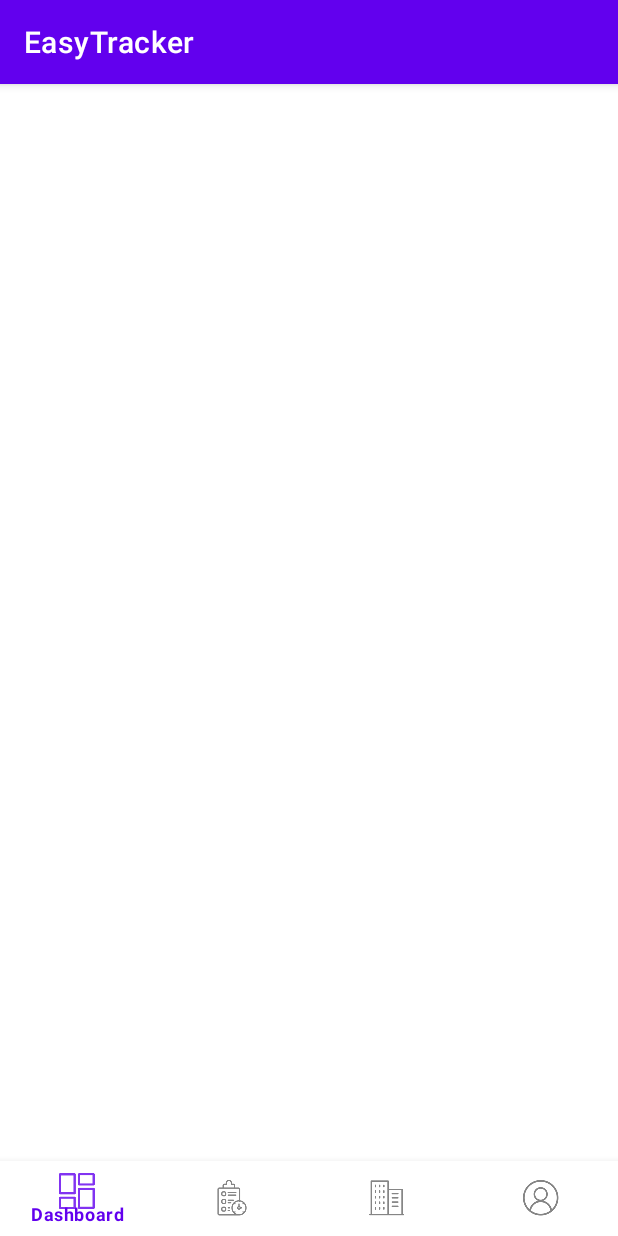
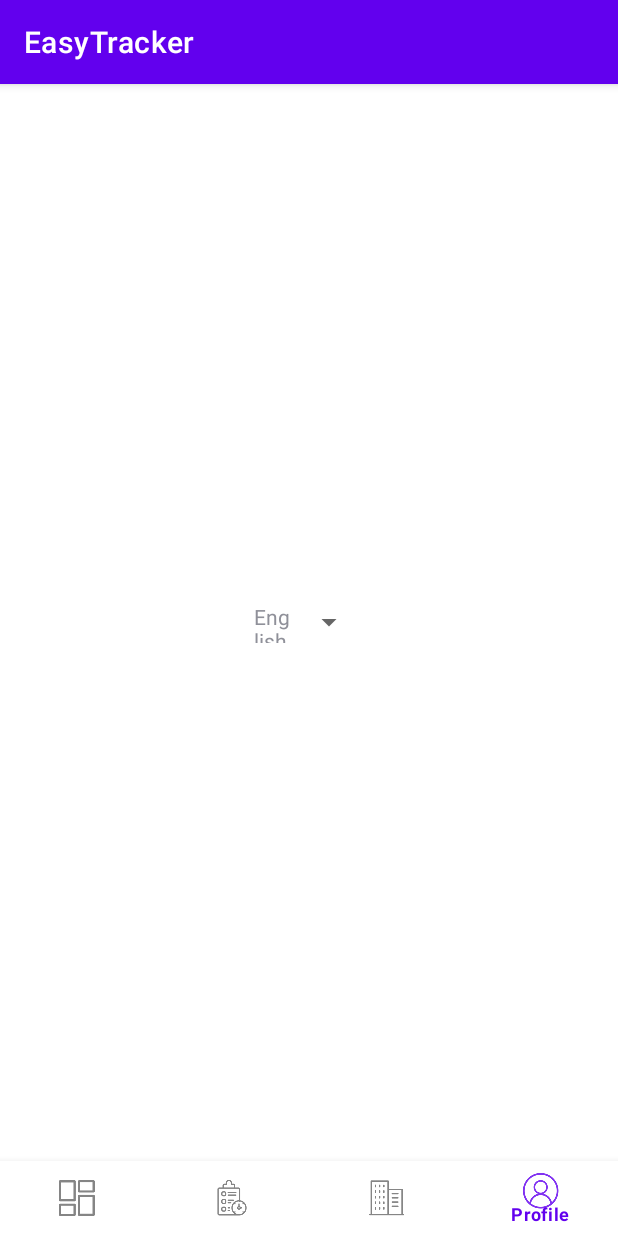
Before and after one commit to rima1005/Team_16, an Android app: the HomeActivity screen opened directly, with no data from a screen before it, on a phone screen of 412 x 824 dp. Run offline under Robolectric (Android 15) with nearby library versions, the light colour scheme and no system bars.

Commit message:
ET-145 Multiple Language Support (changeable on Start + Profile screen), added stub for russian strings.xml [PO,ZM]

```diff
--- a/app/src/main/java/team16/easytracker/HomeActivity.kt
+++ b/app/src/main/java/team16/easytracker/HomeActivity.kt
@@ -9,6 +9,8 @@ class HomeActivity : AppCompatActivity() {
     override fun onCreate(savedInstanceState: Bundle?) {
         super.onCreate(savedInstanceState)
         setContentView(R.layout.homeactivity)
+
+        MyApplication.updateResources(this)
 
         val dashboardFragment=Dashboard()
         val trackingsFragment=Trackings()
@@ -27,7 +29,7 @@ class HomeActivity : AppCompatActivity() {
             }
             true
         }
-
+        bottomNavigationView.selectedItemId = R.id.profile
     }
 
     private fun setCurrentFragment(fragment: Fragment)=
--- a/app/src/main/java/team16/easytracker/LoginActivity.kt
+++ b/app/src/main/java/team16/easytracker/LoginActivity.kt
@@ -26,6 +26,8 @@ class LoginActivity : AppCompatActivity() {
     override fun onCreate(savedInstanceState: Bundle?) {
         super.onCreate(savedInstanceState)
         setContentView(R.layout.loginactivity)
+
+        MyApplication.updateResources(this)
 
         btnLogin = findViewById(R.id.btnLogin)
 
--- a/app/src/main/java/team16/easytracker/MainActivity.kt
+++ b/app/src/main/java/team16/easytracker/MainActivity.kt
@@ -4,11 +4,17 @@ import android.content.Intent
 import androidx.appcompat.app.AppCompatActivity
 import android.os.Bundle
 import android.widget.Button
+import android.widget.Spinner
 
 class MainActivity : AppCompatActivity() {
     override fun onCreate(savedInstanceState: Bundle?) {
         super.onCreate(savedInstanceState)
+        MyApplication.updateResources(this)
         setContentView(R.layout.activity_main)
+
+        val languageSpinner = findViewById<Spinner>(R.id.spLanguage)
+
+        MyApplication.initLanguageSpinner(languageSpinner, this)
 
         val btnLogin = findViewById<Button>(R.id.btnLogin)
         val btnRegister = findViewById<Button>(R.id.btnRegister)
--- a/app/src/main/java/team16/easytracker/MyApplication.kt
+++ b/app/src/main/java/team16/easytracker/MyApplication.kt
@@ -1,8 +1,17 @@
 package team16.easytracker
 
+import android.R
+import android.app.Activity
 import android.app.Application
 import android.content.Context
+import android.util.Log
+import android.view.View
+import android.widget.AdapterView
+import android.widget.Spinner
+import team16.easytracker.adapters.MapSpinnerAdapter
 import team16.easytracker.model.Worker
+import java.util.*
+
 
 class MyApplication : Application() {
 
@@ -13,8 +22,52 @@ class MyApplication : Application() {
 
     companion object {
         var loggedInWorker : Worker? = null
+        val languageList = mapOf(
+            "en" to "English",
+            "ru" to "Russian"
+        )
+        var currentLanguage = "en"
         lateinit var instance: MyApplication
             private set
+
+        fun changeLanguage(activity: Activity, language: String) {
+            if(language != currentLanguage) {
+                Log.d("LanguageChanged", language)
+                currentLanguage = language
+                updateResources(activity.applicationContext)
+                activity.finish()
+                activity.startActivity(activity.intent)
+            }
+        }
+
+        @Suppress("DEPRECATION") // TODO: sorry :(
+        fun updateResources(context: Context) {
+            val locale = Locale(currentLanguage)
+            Locale.setDefault(locale)
+            val resources = context.resources
+            val configuration = resources.configuration
+            configuration.setLocale(locale)
+            context.resources.updateConfiguration(configuration, context.resources.displayMetrics)
+        }
+
+        fun initLanguageSpinner(spinner: Spinner, activity: Activity) {
+            spinner.adapter = MapSpinnerAdapter(activity.applicationContext,
+                R.layout.simple_spinner_dropdown_item,
+                languageList
+            )
+
+            spinner.setSelection(languageList.keys.indexOf(currentLanguage))
+
+            spinner.onItemSelectedListener = object: AdapterView.OnItemSelectedListener {
+                override fun onNothingSelected(parent: AdapterView<*>?) {
+
+                }
+                override fun onItemSelected(parent: AdapterView<*>?, view: View?, position: Int, id: Long) {
+                    val selectedLanguage = parent?.getItemAtPosition(position)!!.toString()
+                    changeLanguage(activity, selectedLanguage)
+                }
+            }
+        }
     }
 
 }
--- a/app/src/main/java/team16/easytracker/Profile.kt
+++ b/app/src/main/java/team16/easytracker/Profile.kt
@@ -1,10 +1,9 @@
 package team16.easytracker
 
 import android.os.Bundle
+import android.view.View
+import android.widget.Spinner
 import androidx.fragment.app.Fragment
-import android.view.LayoutInflater
-import android.view.View
-import android.view.ViewGroup
 
 // TODO: Rename parameter arguments, choose names that match
 // the fragment initialization parameters, e.g. ARG_ITEM_NUMBER
@@ -18,42 +17,10 @@ private const val ARG_PARAM2 = "param2"
  */
 class Profile : Fragment(R.layout.fragment_profile) {
     // TODO: Rename and change types of parameters
-    /*private var param1: String? = null
-    private var param2: String? = null
 
-    override fun onCreate(savedInstanceState: Bundle?) {
-        super.onCreate(savedInstanceState)
-        arguments?.let {
-            param1 = it.getString(ARG_PARAM1)
-            param2 = it.getString(ARG_PARAM2)
-        }
+    override fun onViewCreated(view: View, savedInstanceState: Bundle?) {
+        super.onViewCreated(view, savedInstanceState)
+        val languageSpinner = view.findViewById<Spinner>(R.id.spLanguage)
+        MyApplication.initLanguageSpinner(languageSpinner, requireActivity())
     }
-
-    override fun onCreateView(
-        inflater: LayoutInflater, container: ViewGroup?,
-        savedInstanceState: Bundle?
-    ): View? {
-        // Inflate the layout for this fragment
-        return inflater.inflate(R.layout.fragment_profile, container, false)
-    }
-
-    companion object {
-        /**
-         * Use this factory method to create a new instance of
-         * this fragment using the provided parameters.
-         *
-         * @param param1 Parameter 1.
-         * @param param2 Parameter 2.
-         * @return A new instance of fragment Profile.
-         */
-        // TODO: Rename and change types and number of parameters
-        @JvmStatic
-        fun newInstance(param1: String, param2: String) =
-            Profile().apply {
-                arguments = Bundle().apply {
-                    putString(ARG_PARAM1, param1)
-                    putString(ARG_PARAM2, param2)
-                }
-            }
-    }*/
 }
--- a/app/src/main/java/team16/easytracker/RegisterActivity.kt
+++ b/app/src/main/java/team16/easytracker/RegisterActivity.kt
@@ -49,6 +49,7 @@ class RegisterActivity : AppCompatActivity() {
     override fun onCreate(savedInstanceState: Bundle?) {
         super.onCreate(savedInstanceState)
         setContentView(R.layout.registeractivity)
+        MyApplication.updateResources(this)
 
         etTitle = findViewById(R.id.etTitle)
         etFirstName = findViewById(R.id.etFirstName)
--- /dev/null
+++ b/app/src/main/java/team16/easytracker/adapters/MapSpinnerAdapter.kt
@@ -0,0 +1,48 @@
+package team16.easytracker.adapters
+
+import android.content.Context
+import android.view.View
+import android.view.ViewGroup
+import android.widget.ArrayAdapter
+import android.widget.TextView
+
+
+/**
+ * Adapted from https://android-er.blogspot.com/2014/04/spinner-with-different-displat-text-and.html
+ */
+class MapSpinnerAdapter (
+    context: Context, textViewResourceId: Int,
+    private val map: Map<String, String>
+) : ArrayAdapter<String>(context, textViewResourceId, map.values.toList()) {
+
+    val keys: List<String> = map.keys.toList()
+
+    override fun getCount(): Int {
+        return map.keys.size
+    }
+
+    override fun getItem(position: Int): String {
+        return keys[position]
+    }
+
+    override fun getItemId(position: Int): Long {
+        return position.toLong()
+    }
+
+    override fun getView(position: Int, convertView: View?, parent: ViewGroup): View {
+        super.getView(position, convertView, parent)
+        val label = TextView(context)
+        label.text = map[keys[position]]!!
+        return label
+    }
+
+    override fun getDropDownView(
+        position: Int, convertView: View?,
+        parent: ViewGroup?
+    ): View {
+        super.getDropDownView(position, convertView, parent!!)
+        val label = TextView(context)
+        label.text = map[keys[position]]!!
+        return label
+    }
+}
--- a/app/src/main/res/layout/activity_main.xml
+++ b/app/src/main/res/layout/activity_main.xml
@@ -40,14 +40,13 @@
         android:layout_width="match_parent"
         android:layout_height="wrap_content"
         android:layout_marginHorizontal="10dp"
-        android:layout_marginTop="40dp"
         android:fontFamily="sans-serif-light"
         android:gravity="center_horizontal"
         android:text="EasyTracker"
         android:textColor="#ffffff"
         android:textSize="40sp"
-        app:layout_constraintTop_toTopOf="parent"
-        tools:layout_editor_absoluteX="9dp" />
+        tools:layout_editor_absoluteX="9dp"
+        tools:layout_editor_absoluteY="40dp" />
 
     <TextView
         android:id="@+id/tvStartScreenDescription"
@@ -64,4 +63,12 @@
         app:layout_constraintTop_toBottomOf="@+id/tvStartScreenEasyTracker"
         tools:layout_editor_absoluteX="10dp" />
 
+    <Spinner
+        android:id="@+id/spLanguage"
+        android:layout_width="74dp"
+        android:layout_height="27dp"
+        android:layout_marginTop="4dp"
+        app:layout_constraintEnd_toEndOf="@+id/tvStartScreenEasyTracker"
+        app:layout_constraintTop_toTopOf="parent" />
+
 </androidx.constraintlayout.widget.ConstraintLayout>
--- a/app/src/main/res/layout/fragment_profile.xml
+++ b/app/src/main/res/layout/fragment_profile.xml
@@ -6,15 +6,18 @@
     xmlns:app="http://schemas.android.com/apk/res-auto"
     tools:context=".Profile">
 
-    <!-- TODO: Update blank fragment layout -->
-    <LinearLayout
-        android:layout_width="match_parent"
-        android:layout_height="wrap_content"
-        android:orientation="vertical"
-        tools:ignore="MissingConstraints"
-        tools:layout_editor_absoluteX="0dp"
-        tools:layout_editor_absoluteY="0dp">
+   <androidx.constraintlayout.widget.ConstraintLayout
+       android:layout_width="match_parent"
+       android:layout_height="match_parent">
 
-    </LinearLayout>
+       <Spinner
+           android:id="@+id/spLanguage"
+           android:layout_width="74dp"
+           android:layout_height="27dp"
+           app:layout_constraintBottom_toBottomOf="parent"
+           app:layout_constraintEnd_toEndOf="parent"
+           app:layout_constraintStart_toStartOf="parent"
+           app:layout_constraintTop_toTopOf="parent" />
+   </androidx.constraintlayout.widget.ConstraintLayout>
 
 </FrameLayout>
```
Also changed, not shown: 1 other file.
